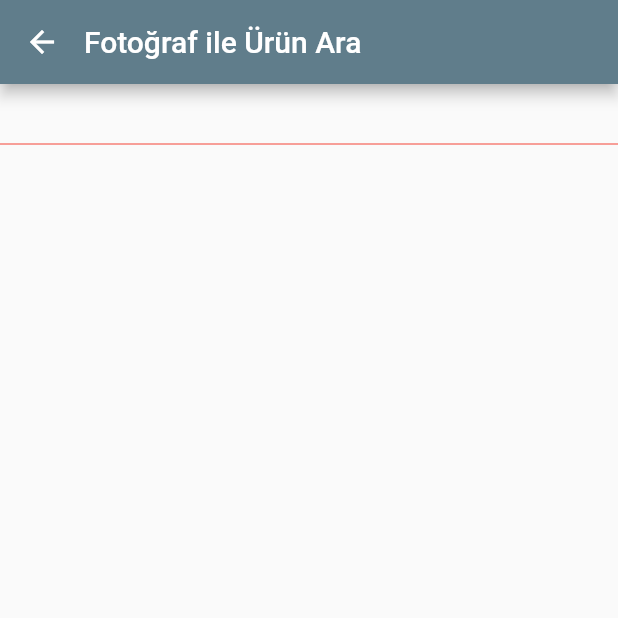
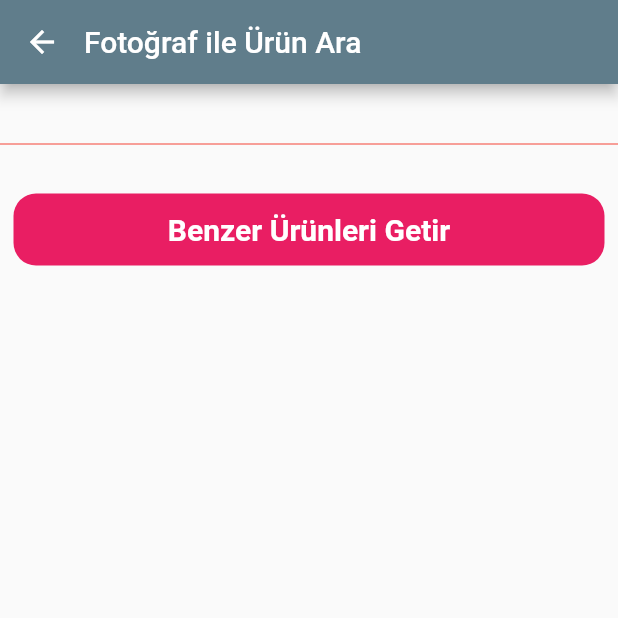
Before and after one commit to burhanelgun/kampusell-mobile, a Flutter app: the FindWithPhotoScreen screen opened by its route, on a phone screen of 412 x 824 dp, the top half of it. Run offline on Flutter 3.47's test engine with Material 2 defaults, Android fonts, the phone set to English and light mode, and no system bars; our stand-ins replace firebase_database, firebase_storage, flutter_secure_storage, image_picker; missing offline and left inert: firebase_ml_vision; accounts and stored records are empty; network calls fail.

Commit message:
Implement photo values class and send it to server

```diff
--- a/lib/main.dart
+++ b/lib/main.dart
@@ -19,7 +19,7 @@ import 'package:provider/provider.dart';
 import 'framework/bounce_scroll_behavior.dart';
 import 'screens/product/product.dart';
 
-bool isLocal = false;
+bool isLocal = true;
 
 const DashboardRoute = "/";
 const ProductRoute = "/product";
--- /dev/null
+++ b/lib/model/photo-value.dart
@@ -0,0 +1,11 @@
+import 'package:kampusell/model/category.dart';
+
+class PhotoValue {
+  List<String> texts;
+  List<String> labels;
+
+  PhotoValue(this.texts, this.labels);
+
+  Map<String, dynamic> toJson() =>
+      {'texts': texts, 'labels': labels};
+}
--- a/lib/states/_FindWithPhotoState.dart
+++ b/lib/states/_FindWithPhotoState.dart
@@ -3,6 +3,7 @@ import 'dart:io';
 
 import 'package:flutter/material.dart';
 import 'package:kampusell/model/category.dart';
+import 'package:kampusell/model/photo-value.dart';
 import 'package:kampusell/model/product-filter.dart';
 import 'package:kampusell/screens/filter-settings/filter-settings.dart';
 import 'package:kampusell/screens/find-with-photo/find-with-photo.dart';
@@ -14,7 +15,8 @@ class FindWithPhotoState extends State<FindWithPhotoScreen> {
   String _text = " ";
   String _labelText = " ";
   final picker = ImagePicker();
-
+  List<String> texts =new List();
+  List<String> labels =new List();
 
   FindWithPhotoState();
 
@@ -55,6 +57,27 @@ class FindWithPhotoState extends State<FindWithPhotoScreen> {
                 child: _text == null
                     ? Text('Etiketler')
                     : Text(_text)),
+            Padding(
+              padding: const EdgeInsets.all(9),
+              child: Material(
+                  borderRadius: BorderRadius.circular(15.0),
+                  color: Colors.pink,
+                  elevation: 0.0,
+                  child: MaterialButton(
+                    onPressed: () {
+                       findWithPhotoBtnClick();
+                    },
+                    minWidth: MediaQuery.of(context).size.width,
+                    child: Text(
+                      'Benzer Ürünleri Getir',
+                      textAlign: TextAlign.center,
+                      style: TextStyle(
+                          color: Colors.white,
+                          fontWeight: FontWeight.bold,
+                          fontSize: 20.0),
+                    ),
+                  )),
+            ),
 
           ],
         )
@@ -78,6 +101,9 @@ class FindWithPhotoState extends State<FindWithPhotoScreen> {
     String labelText = "";
     for (ImageLabel label in imageLabels) {
       final double confidence = label.confidence;
+      if(labels.length<5){
+        labels.add(label.text);
+      }
       labelText = labelText + label.text + ":  " + confidence.toStringAsFixed(2)+ "\n";
     }
     labeler.close();
@@ -89,6 +115,9 @@ class FindWithPhotoState extends State<FindWithPhotoScreen> {
     for (TextBlock block in visionText.blocks) {
       for (TextLine line in block.lines) {
         for (TextElement word in line.elements) {
+          if(texts.length<5){
+            texts.add(word.text);
+          }
           setState(() {
             text = text + word.text + ' ';
           });
@@ -109,11 +138,11 @@ class FindWithPhotoState extends State<FindWithPhotoScreen> {
 
   }
 
+  }
 
-
-
-
-
+  void findWithPhotoBtnClick() {
+    PhotoValue photoValue = new PhotoValue(texts,labels);
+    Navigator.of(context).pop(photoValue);
   }
 
 
```
Also changed, not shown: lib/screens/dashboard/app-bar-content.dart (+15 -3 lines), lib/states/_DashboardState.dart (+60 -0 lines), lib/states/_FilterSettingsState.dart (+7 -1 lines).
